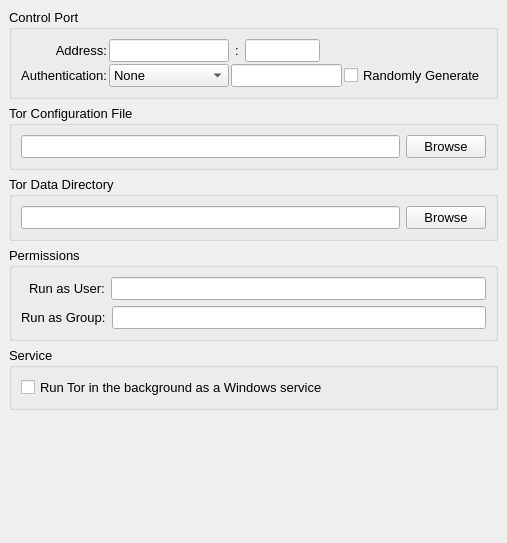
The window that src/gui/config/advancedpage.ui (a-ilin/vidalia) describes before a commit, drawn with Qt 5.
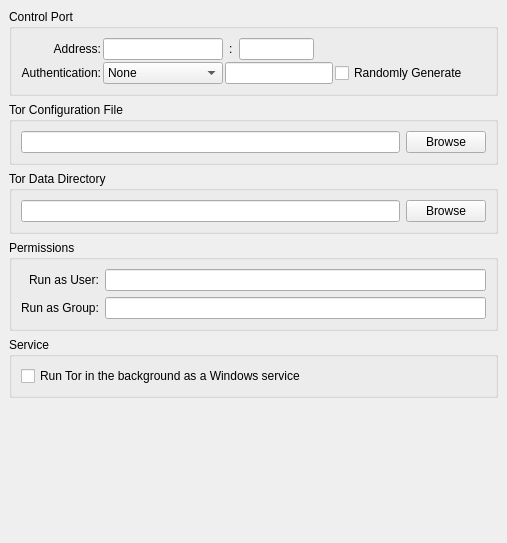
The same window after the commit.

Commit message:
Stop mandating a font size of 10 everywhere. This looks crummy and inconsistent on Mac.
svn:r2064

What changed in the file:
```diff
--- a/src/gui/config/advancedpage.ui
+++ b/src/gui/config/advancedpage.ui
@@ -9,11 +9,6 @@
     <height>543</height>
    </rect>
   </property>
-  <property name="font" >
-   <font>
-    <pointsize>10</pointsize>
-   </font>
-  </property>
   <property name="contextMenuPolicy" >
    <enum>Qt::NoContextMenu</enum>
   </property>
```
The commit also changes 11 other files.
